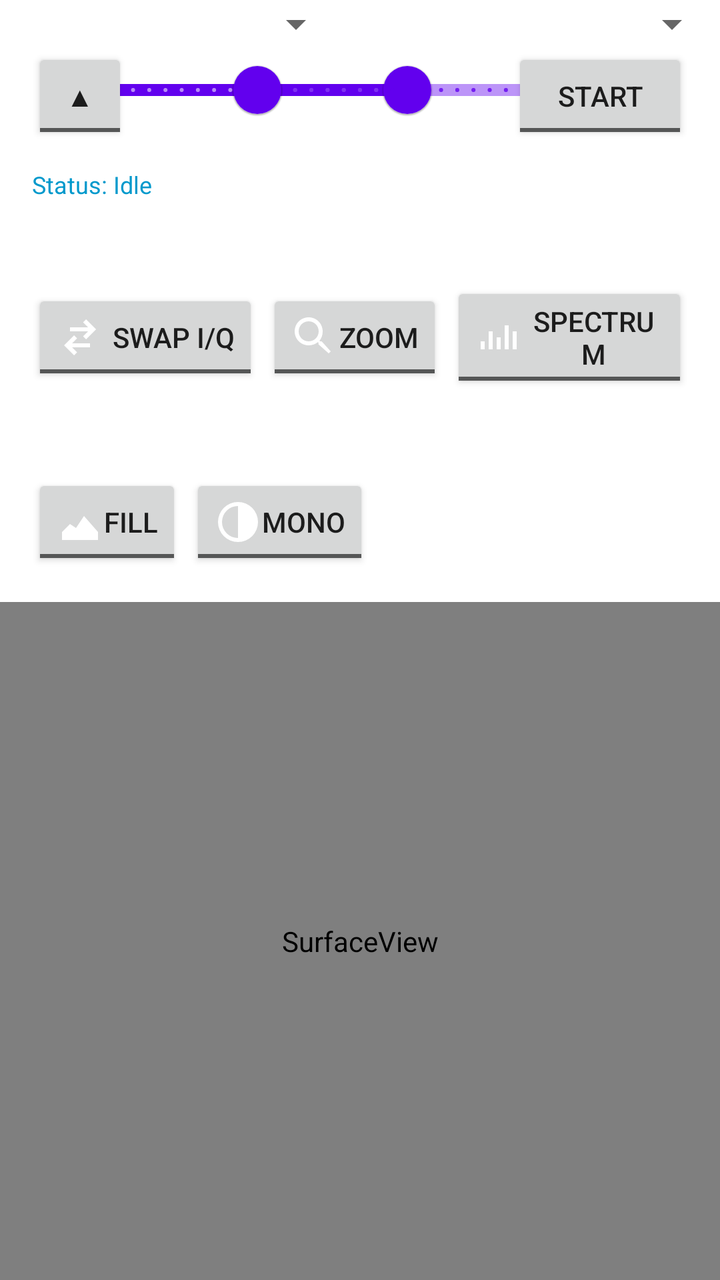
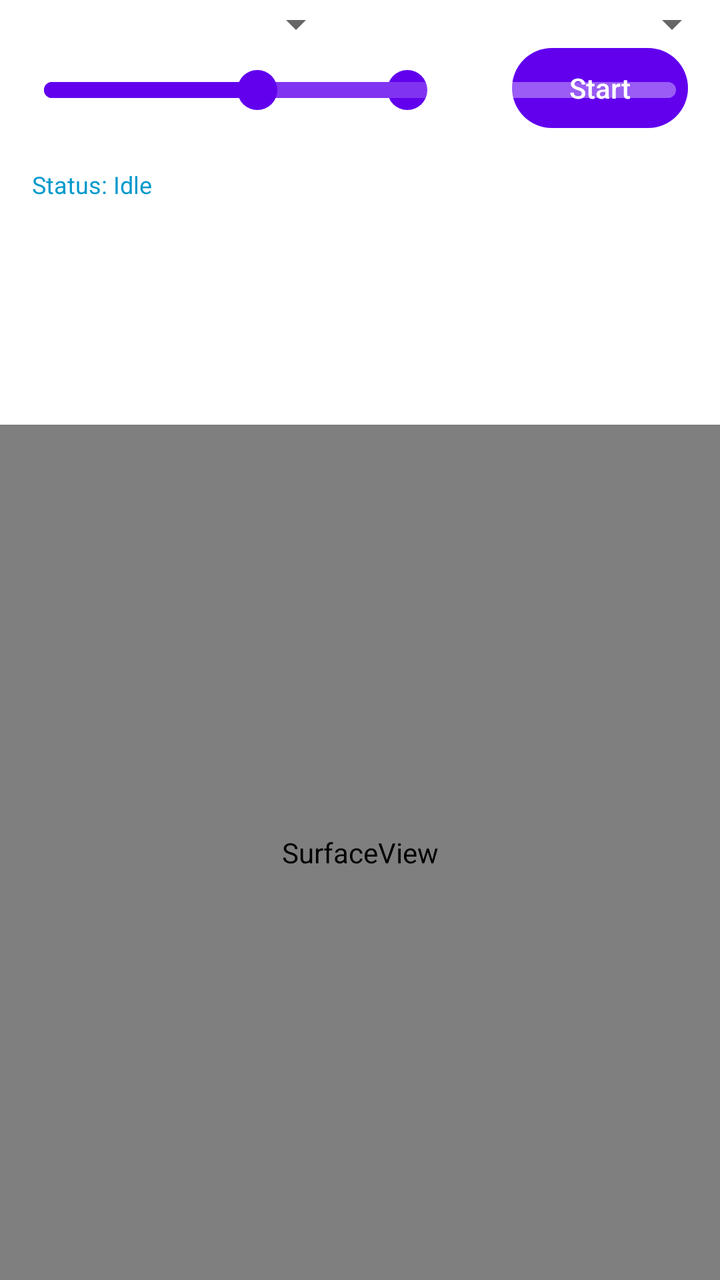

Screens rendered from an Android XML layout before and after an edit, with the pre-edit source and the edit as a unified diff.
<!-- AndroidManifest.xml: application theme Theme.BelkaRx -->
<!-- res/layout/activity_main.xml -->
<?xml version="1.0" encoding="utf-8"?>
<androidx.constraintlayout.widget.ConstraintLayout xmlns:android="http://schemas.android.com/apk/res/android"
    xmlns:app="http://schemas.android.com/apk/res-auto"
    xmlns:tools="http://schemas.android.com/tools"
    android:layout_width="match_parent"
    android:layout_height="match_parent"
    android:paddingTop="0dp"
    tools:context=".MainActivity">

    <ToggleButton
        android:id="@+id/toggleControlsButton"
        android:layout_width="48dp"
        android:layout_height="48dp"
        android:layout_marginStart="16dp"
        android:layout_marginTop="24dp"
        android:textOn="▲"
        android:textOff="▲"
        android:checked="false"
        android:textSize="14sp"
        android:padding="0dp"
        app:layout_constraintStart_toStartOf="parent"
        app:layout_constraintTop_toTopOf="parent" />

    <LinearLayout
        android:id="@+id/topBarCenterContainer"
        android:layout_width="0dp"
        android:layout_height="wrap_content"
        android:orientation="horizontal"
        android:layout_marginStart="8dp"
        android:layout_marginEnd="8dp"
        android:gravity="center_vertical"
        app:layout_constraintBottom_toBottomOf="@+id/toggleControlsButton"
        app:layout_constraintEnd_toStartOf="@+id/startStopButton"
        app:layout_constraintStart_toEndOf="@+id/toggleControlsButton"
        app:layout_constraintTop_toTopOf="@+id/toggleControlsButton" />

    <ToggleButton
        android:id="@+id/startStopButton"
        android:layout_width="wrap_content"
        android:layout_height="wrap_content"
        android:layout_marginTop="24dp"
        android:layout_marginEnd="16dp"
        android:textOn="Stop"
        android:textOff="Start"
        android:checked="false"
        app:layout_constraintEnd_toEndOf="parent"
        app:layout_constraintTop_toTopOf="parent" />

    <LinearLayout
        android:id="@+id/controlsContainer"
        android:layout_width="0dp"
        android:layout_height="wrap_content"
        android:orientation="vertical"
        android:layout_marginTop="12dp"
        app:layout_constraintStart_toStartOf="parent"
        app:layout_constraintEnd_toEndOf="parent"
        app:layout_constraintTop_toBottomOf="@+id/toggleControlsButton">

        <TextView
            android:id="@+id/statusText"
            android:layout_width="wrap_content"
            android:layout_height="wrap_content"
            android:layout_marginStart="16dp"
            android:layout_marginTop="0dp"
            android:text="Status: Idle"
            android:textSize="12sp"
            android:textColor="@android:color/holo_blue_dark" />

        <LinearLayout
            android:id="@+id/dropdownDynamicArea"
            android:layout_width="match_parent"
            android:layout_height="wrap_content"
            android:orientation="vertical" />

        <LinearLayout
            android:id="@+id/mainToggleContainer"
            android:layout_width="match_parent"
            android:layout_height="wrap_content"
            android:orientation="horizontal"
            android:layout_marginTop="8dp"
            android:layout_marginStart="16dp"
            android:layout_marginEnd="16dp"
            android:gravity="center_vertical">

            <ToggleButton
                android:id="@+id/swapIQToggle"
                android:layout_width="wrap_content"
                android:layout_height="wrap_content"
                android:checked="false"
                android:drawableStart="@drawable/ic_toggle_swap_iq"
                android:drawablePadding="4dp"
                android:textOff="Swap I/Q"
                android:textOn="Swap I/Q" />

            <ToggleButton
                android:id="@+id/zoomToggle"
                android:layout_width="wrap_content"
                android:layout_height="wrap_content"
                android:layout_marginStart="4dp"
                android:checked="false"
                android:contentDescription="Zoom"
                android:drawableStart="@drawable/ic_toggle_zoom"
                android:drawablePadding="0dp"
                android:minWidth="48dp"
                android:textOff="Zoom"
                android:textOn="Zoom" />

            <ToggleButton
                android:id="@+id/showSpectrumToggle"
                android:layout_width="wrap_content"
                android:layout_height="wrap_content"
                android:layout_marginStart="4dp"
                android:checked="false"
                android:contentDescription="Spectrum"
                android:drawableStart="@drawable/ic_toggle_spectrum"
                android:drawablePadding="0dp"
                android:minWidth="48dp"
                android:textOff="Spectrum"
                android:textOn="Spectrum" />

            <ToggleButton
                android:id="@+id/markerToggle"
                android:layout_width="wrap_content"
                android:layout_height="wrap_content"
                android:layout_marginStart="4dp"
                android:checked="false"
                android:minWidth="48dp"
                android:textOff="Marker"
                android:textOn="Marker" />

            <Button
                android:id="@+id/demodModeButton"
                android:layout_width="wrap_content"
                android:layout_height="wrap_content"
                android:layout_marginStart="4dp"
                android:minWidth="56dp"
                android:text="AM" />

        </LinearLayout>

        <LinearLayout
            android:id="@+id/spectrumOptionsContainer"
            android:layout_width="match_parent"
            android:layout_height="wrap_content"
            android:orientation="horizontal"
            android:layout_marginTop="8dp"
            android:layout_marginStart="16dp"
            android:layout_marginEnd="16dp"
            android:gravity="center_vertical">

            <ToggleButton
                android:id="@+id/spectrumFilledToggle"
                android:layout_width="wrap_content"
                android:layout_height="wrap_content"
                android:checked="false"
                android:contentDescription="Filled spectrum"
                android:drawableStart="@drawable/ic_toggle_filled"
                android:drawablePadding="0dp"
                android:minWidth="48dp"
                android:textOff="Fill"
                android:textOn="Fill" />

            <ToggleButton
                android:id="@+id/spectrumConstantColorToggle"
                android:layout_width="wrap_content"
                android:layout_height="wrap_content"
                android:layout_marginStart="4dp"
                android:checked="false"
                android:contentDescription="Monochrome spectrum"
                android:drawableStart="@drawable/ic_toggle_monochrome"
                android:drawablePadding="0dp"
                android:minWidth="48dp"
                android:textOff="Mono"
                android:textOn="Mono" />

        </LinearLayout>

    </LinearLayout>

    <SurfaceView
        android:id="@+id/waterfallSurface"
        android:layout_width="0dp"
        android:layout_height="0dp"
        android:layout_marginTop="16dp"
        app:layout_constraintBottom_toBottomOf="parent"
        app:layout_constraintEnd_toEndOf="parent"
        app:layout_constraintStart_toStartOf="parent"
        app:layout_constraintTop_toBottomOf="@+id/controlsContainer" />

    
    <LinearLayout
        android:id="@+id/spinnerContainer"
        android:layout_width="match_parent"
        android:layout_height="wrap_content"
        android:orientation="horizontal"
        tools:ignore="MissingConstraints">

        <Spinner
            android:id="@+id/deviceSpinner"
            android:layout_width="0dp"
            android:layout_height="wrap_content"
            android:layout_weight="1"
            android:layout_marginEnd="8dp" />

        <Spinner
            android:id="@+id/colorScaleSpinner"
            android:layout_width="0dp"
            android:layout_height="wrap_content"
            android:layout_weight="1"
            android:layout_marginStart="8dp" />
    </LinearLayout>

    <LinearLayout
        android:id="@+id/sensitivityView"
        android:layout_width="match_parent"
        android:layout_height="wrap_content"
        android:orientation="vertical"
        tools:ignore="MissingConstraints">
        <TextView
            android:id="@+id/sensitivityLabel"
            android:layout_width="wrap_content"
            android:layout_height="wrap_content"
            android:layout_marginStart="8dp"
            android:layout_marginTop="0dp"
            android:layout_marginBottom="2dp"
            android:text="Sensitivity"
            android:textColor="@android:color/white" />
        <com.google.android.material.slider.Slider
            android:id="@+id/sensitivitySeekBar"
            android:layout_width="match_parent"
            android:layout_height="wrap_content"
            android:layout_marginEnd="8dp"
            android:layout_marginStart="8dp"
            android:contentDescription="Sensitivity"
            android:valueFrom="0"
            android:valueTo="130"
            android:value="75"
            android:stepSize="1"
            app:haloRadius="20dp"
            app:thumbRadius="12dp"
            app:trackHeight="6dp" />
    </LinearLayout>

    <LinearLayout
        android:id="@+id/contrastView"
        android:layout_width="match_parent"
        android:layout_height="wrap_content"
        android:orientation="vertical"
        tools:ignore="MissingConstraints">
        <TextView
            android:id="@+id/contrastLabel"
            android:layout_width="wrap_content"
            android:layout_height="wrap_content"
            android:layout_marginStart="8dp"
            android:layout_marginTop="0dp"
            android:layout_marginBottom="2dp"
            android:text="Contrast"
            android:textColor="@android:color/white" />
        <com.google.android.material.slider.Slider
            android:id="@+id/contrastSeekBar"
            android:layout_width="match_parent"
            android:layout_height="wrap_content"
            android:layout_marginEnd="8dp"
            android:layout_marginStart="8dp"
            android:contentDescription="Contrast"
            android:valueFrom="0"
            android:valueTo="300"
            android:value="100"
            android:stepSize="1"
            app:haloRadius="20dp"
            app:thumbRadius="12dp"
            app:trackHeight="6dp" />
    </LinearLayout>

</androidx.constraintlayout.widget.ConstraintLayout>
<!-- resources referenced by this layout -->
<resources>
  <!-- drawable ic_toggle_filled (drawable) -->
  <vector xmlns:android="http://schemas.android.com/apk/res/android"
      android:width="24dp"
      android:height="24dp"
      android:viewportWidth="24"
      android:viewportHeight="24"
      android:tint="@android:color/white">
      <path
          android:fillColor="#FFFFFFFF"
          android:pathData="M3,19h18v2H3v-2z"/>
      <path
          android:fillColor="#FFFFFFFF"
          android:pathData="M3,17l4,-4l3,2l4,-6l7,8v2H3v-2z"/>
  </vector>
  <!-- drawable ic_toggle_monochrome (drawable) -->
  <vector xmlns:android="http://schemas.android.com/apk/res/android"
      android:width="24dp"
      android:height="24dp"
      android:viewportWidth="24"
      android:viewportHeight="24"
      android:tint="@android:color/white">
      <path
          android:fillColor="#FFFFFFFF"
          android:pathData="M12,2a10,10 0,1 0,0 20a10,10 0,1 0,0 -20zM12,4v16a8,8 0,0 1,0 -16z"/>
  </vector>
  <!-- drawable ic_toggle_spectrum (drawable) -->
  <vector xmlns:android="http://schemas.android.com/apk/res/android"
      android:width="24dp"
      android:height="24dp"
      android:viewportWidth="24"
      android:viewportHeight="24"
      android:tint="@android:color/white">
      <path
          android:fillColor="#FFFFFFFF"
          android:pathData="M3,18h2v-4H3v4zM7,18h2V9H7v9zM11,18h2v-6h-2v6zM15,18h2V6h-2v12zM19,18h2v-9h-2v9z"/>
  </vector>
  <!-- drawable ic_toggle_swap_iq (drawable) -->
  <vector xmlns:android="http://schemas.android.com/apk/res/android"
      android:width="24dp"
      android:height="24dp"
      android:viewportWidth="24"
      android:viewportHeight="24"
      android:tint="@android:color/white">
      <path
          android:fillColor="#FFFFFFFF"
          android:pathData="M7,7h9l-2.5,-2.5L15,3l5,5l-5,5l-1.5,-1.5L16,9H7V7z"/>
      <path
          android:fillColor="#FFFFFFFF"
          android:pathData="M17,17H8l2.5,2.5L9,21l-5,-5l5,-5l1.5,1.5L8,15h9v2z"/>
  </vector>
  <!-- drawable ic_toggle_zoom (drawable) -->
  <vector xmlns:android="http://schemas.android.com/apk/res/android"
      android:width="24dp"
      android:height="24dp"
      android:viewportWidth="24"
      android:viewportHeight="24"
      android:tint="@android:color/white">
      <path
          android:fillColor="#FFFFFFFF"
          android:pathData="M15.5,14h-0.8l-0.3,-0.3c1,-1.2 1.6,-2.8 1.6,-4.6C16,5.1 12.9,2 9,2S2,5.1 2,9s3.1,7 7,7c1.8,0 3.4,-0.6 4.6,-1.6l0.3,0.3v0.8L19,20l1,-1L15.5,14zM9,14c-2.8,0 -5,-2.2 -5,-5s2.2,-5 5,-5s5,2.2 5,5S11.8,14 9,14z"/>
  </vector>
  <!-- unchanged entries left out for length: 7 -->
</resources>

<!-- the commit's change to res/layout/activity_main.xml (unified diff, before → after) -->
@@ -8,6 +8,7 @@
     tools:context=".MainActivity">
 
     <ToggleButton
+        style="@style/Widget.BelkaRx.RoundButton"
         android:id="@+id/toggleControlsButton"
         android:layout_width="48dp"
         android:layout_height="48dp"
@@ -17,8 +18,7 @@
         android:textOff="▲"
         android:checked="false"
         android:textSize="14sp"
-        android:padding="0dp"
-        app:layout_constraintStart_toStartOf="parent"
+                app:layout_constraintStart_toStartOf="parent"
         app:layout_constraintTop_toTopOf="parent" />
 
     <LinearLayout
@@ -35,6 +35,7 @@
         app:layout_constraintTop_toTopOf="@+id/toggleControlsButton" />
 
     <ToggleButton
+        style="@style/Widget.BelkaRx.StartStop"
         android:id="@+id/startStopButton"
         android:layout_width="wrap_content"
         android:layout_height="wrap_content"
@@ -83,16 +84,17 @@
             android:gravity="center_vertical">
 
             <ToggleButton
+                style="@style/Widget.BelkaRx.Toggle"
                 android:id="@+id/swapIQToggle"
                 android:layout_width="wrap_content"
                 android:layout_height="wrap_content"
                 android:checked="false"
                 android:drawableStart="@drawable/ic_toggle_swap_iq"
-                android:drawablePadding="4dp"
                 android:textOff="Swap I/Q"
                 android:textOn="Swap I/Q" />
 
             <ToggleButton
+                style="@style/Widget.BelkaRx.Toggle"
                 android:id="@+id/zoomToggle"
                 android:layout_width="wrap_content"
                 android:layout_height="wrap_content"
@@ -100,12 +102,12 @@
                 android:checked="false"
                 android:contentDescription="Zoom"
                 android:drawableStart="@drawable/ic_toggle_zoom"
-                android:drawablePadding="0dp"
                 android:minWidth="48dp"
                 android:textOff="Zoom"
                 android:textOn="Zoom" />
 
             <ToggleButton
+                style="@style/Widget.BelkaRx.Toggle"
                 android:id="@+id/showSpectrumToggle"
                 android:layout_width="wrap_content"
                 android:layout_height="wrap_content"
@@ -113,12 +115,12 @@
                 android:checked="false"
                 android:contentDescription="Spectrum"
                 android:drawableStart="@drawable/ic_toggle_spectrum"
-                android:drawablePadding="0dp"
                 android:minWidth="48dp"
                 android:textOff="Spectrum"
                 android:textOn="Spectrum" />
 
             <ToggleButton
+                style="@style/Widget.BelkaRx.Toggle"
                 android:id="@+id/markerToggle"
                 android:layout_width="wrap_content"
                 android:layout_height="wrap_content"
@@ -129,6 +131,7 @@
                 android:textOn="Marker" />
 
             <Button
+                style="@style/Widget.BelkaRx.ModeButton"
                 android:id="@+id/demodModeButton"
                 android:layout_width="wrap_content"
                 android:layout_height="wrap_content"
@@ -149,18 +152,19 @@
             android:gravity="center_vertical">
 
             <ToggleButton
+                style="@style/Widget.BelkaRx.Toggle"
                 android:id="@+id/spectrumFilledToggle"
                 android:layout_width="wrap_content"
                 android:layout_height="wrap_content"
                 android:checked="false"
                 android:contentDescription="Filled spectrum"
                 android:drawableStart="@drawable/ic_toggle_filled"
-                android:drawablePadding="0dp"
                 android:minWidth="48dp"
                 android:textOff="Fill"
                 android:textOn="Fill" />
 
             <ToggleButton
+                style="@style/Widget.BelkaRx.Toggle"
                 android:id="@+id/spectrumConstantColorToggle"
                 android:layout_width="wrap_content"
                 android:layout_height="wrap_content"
@@ -168,7 +172,6 @@
                 android:checked="false"
                 android:contentDescription="Monochrome spectrum"
                 android:drawableStart="@drawable/ic_toggle_monochrome"
-                android:drawablePadding="0dp"
                 android:minWidth="48dp"
                 android:textOff="Mono"
                 android:textOn="Mono" />
@@ -226,6 +229,7 @@
             android:text="Sensitivity"
             android:textColor="@android:color/white" />
         <com.google.android.material.slider.Slider
+            style="@style/Widget.BelkaRx.Slider"
             android:id="@+id/sensitivitySeekBar"
             android:layout_width="match_parent"
             android:layout_height="wrap_content"
@@ -235,10 +239,7 @@
             android:valueFrom="0"
             android:valueTo="130"
             android:value="75"
-            android:stepSize="1"
-            app:haloRadius="20dp"
-            app:thumbRadius="12dp"
-            app:trackHeight="6dp" />
+            android:stepSize="1" />
     </LinearLayout>
 
     <LinearLayout
@@ -257,6 +258,7 @@
             android:text="Contrast"
             android:textColor="@android:color/white" />
         <com.google.android.material.slider.Slider
+            style="@style/Widget.BelkaRx.Slider"
             android:id="@+id/contrastSeekBar"
             android:layout_width="match_parent"
             android:layout_height="wrap_content"
@@ -266,10 +268,7 @@
             android:valueFrom="0"
             android:valueTo="300"
             android:value="100"
-            android:stepSize="1"
-            app:haloRadius="20dp"
-            app:thumbRadius="12dp"
-            app:trackHeight="6dp" />
+            android:stepSize="1" />
     </LinearLayout>
 
 </androidx.constraintlayout.widget.ConstraintLayout>
<!-- resource entries referenced after the edit -->
@@ -2,8 +2,8 @@
 <resources>
   <!-- drawable ic_toggle_filled (drawable) -->
   <vector xmlns:android="http://schemas.android.com/apk/res/android"
-      android:width="24dp"
-      android:height="24dp"
+      android:width="18dp"
+      android:height="18dp"
       android:viewportWidth="24"
       android:viewportHeight="24"
       android:tint="@android:color/white">
@@ -16,8 +16,8 @@
   </vector>
   <!-- drawable ic_toggle_monochrome (drawable) -->
   <vector xmlns:android="http://schemas.android.com/apk/res/android"
-      android:width="24dp"
-      android:height="24dp"
+      android:width="18dp"
+      android:height="18dp"
       android:viewportWidth="24"
       android:viewportHeight="24"
       android:tint="@android:color/white">
@@ -27,8 +27,8 @@
   </vector>
   <!-- drawable ic_toggle_spectrum (drawable) -->
   <vector xmlns:android="http://schemas.android.com/apk/res/android"
-      android:width="24dp"
-      android:height="24dp"
+      android:width="18dp"
+      android:height="18dp"
       android:viewportWidth="24"
       android:viewportHeight="24"
       android:tint="@android:color/white">
@@ -38,8 +38,8 @@
   </vector>
   <!-- drawable ic_toggle_swap_iq (drawable) -->
   <vector xmlns:android="http://schemas.android.com/apk/res/android"
-      android:width="24dp"
-      android:height="24dp"
+      android:width="18dp"
+      android:height="18dp"
       android:viewportWidth="24"
       android:viewportHeight="24"
       android:tint="@android:color/white">
@@ -52,8 +52,8 @@
   </vector>
   <!-- drawable ic_toggle_zoom (drawable) -->
   <vector xmlns:android="http://schemas.android.com/apk/res/android"
-      android:width="24dp"
-      android:height="24dp"
+      android:width="18dp"
+      android:height="18dp"
       android:viewportWidth="24"
       android:viewportHeight="24"
       android:tint="@android:color/white">
@@ -61,6 +61,114 @@
           android:fillColor="#FFFFFFFF"
           android:pathData="M15.5,14h-0.8l-0.3,-0.3c1,-1.2 1.6,-2.8 1.6,-4.6C16,5.1 12.9,2 9,2S2,5.1 2,9s3.1,7 7,7c1.8,0 3.4,-0.6 4.6,-1.6l0.3,0.3v0.8L19,20l1,-1L15.5,14zM9,14c-2.8,0 -5,-2.2 -5,-5s2.2,-5 5,-5s5,2.2 5,5S11.8,14 9,14z"/>
   </vector>
+  <style name="Widget.BelkaRx.ModeButton" parent="Widget.MaterialComponents.Button.OutlinedButton">
+          <item name="android:textAllCaps">false</item>
+          <item name="android:textColor">?attr/colorPrimary</item>
+          <item name="android:minHeight">40dp</item>
+          <item name="android:insetTop">0dp</item>
+          <item name="android:insetBottom">0dp</item>
+          <item name="android:paddingStart">12dp</item>
+          <item name="android:paddingEnd">12dp</item>
+          <item name="cornerRadius">100dp</item>
+          <item name="android:maxLines">1</item>
+          <item name="strokeColor">?attr/colorPrimary</item>
+          <item name="strokeWidth">1dp</item>
+          <item name="rippleColor">#33BB86FC</item>
+      </style>
+  <style name="Widget.BelkaRx.RoundButton" parent="Widget.BelkaRx.Toggle">
+          <item name="android:background">@drawable/bg_round_button</item>
+          <item name="android:textColor">@android:color/white</item>
+          <item name="android:paddingStart">0dp</item>
+          <item name="android:paddingEnd">0dp</item>
+      </style>
+  <style name="Widget.BelkaRx.Slider" parent="Widget.MaterialComponents.Slider">
+          <item name="trackHeight">8dp</item>
+          <item name="thumbRadius">10dp</item>
+          <item name="haloRadius">20dp</item>
+          <item name="thumbElevation">0dp</item>
+          <item name="tickVisible">false</item>
+          <item name="thumbColor">?attr/colorPrimary</item>
+          <item name="trackColorActive">?attr/colorPrimary</item>
+          <item name="trackColorInactive">#33FFFFFF</item>
+          <item name="haloColor">#33BB86FC</item>
+      </style>
+  <style name="Widget.BelkaRx.StartStop" parent="Widget.BelkaRx.Toggle">
+          <item name="android:background">@drawable/bg_start_stop</item>
+          <item name="android:textColor">?attr/colorOnPrimary</item>
+          <item name="android:minWidth">88dp</item>
+          <item name="android:paddingStart">20dp</item>
+          <item name="android:paddingEnd">20dp</item>
+      </style>
+  <style name="Widget.BelkaRx.Toggle" parent="">
+          <item name="android:background">@drawable/bg_toggle</item>
+          <item name="android:textColor">@color/toggle_text</item>
+          <item name="android:drawableTint">@color/toggle_text</item>
+          <item name="android:drawablePadding">4dp</item>
+          <item name="android:textAllCaps">false</item>
+          <item name="android:fontFamily">sans-serif-medium</item>
+          <item name="android:textSize">14sp</item>
+          <item name="android:minHeight">40dp</item>
+          <item name="android:minWidth">48dp</item>
+          <item name="android:paddingStart">10dp</item>
+          <item name="android:paddingEnd">12dp</item>
+          <item name="android:gravity">center</item>
+          <item name="android:maxLines">1</item>
+          <item name="android:stateListAnimator">@null</item>
+      </style>
+  <!-- drawable bg_round_button (drawable) -->
+  <?xml version="1.0" encoding="utf-8"?>
+  <ripple xmlns:android="http://schemas.android.com/apk/res/android"
+      android:color="#33FFFFFF">
+      <item>
+          <shape android:shape="oval">
+              <solid android:color="#14FFFFFF" />
+              <stroke android:width="1dp" android:color="#40FFFFFF" />
+          </shape>
+      </item>
+  </ripple>
+  <!-- drawable bg_start_stop (drawable) -->
+  <?xml version="1.0" encoding="utf-8"?>
+  <ripple xmlns:android="http://schemas.android.com/apk/res/android"
+      android:color="#33000000">
+      <item>
+          <selector>
+              <item android:state_checked="true">
+                  <shape android:shape="rectangle">
+                      <corners android:radius="100dp" />
+                      <solid android:color="#FFCF6679" />
+                  </shape>
+              </item>
+              <item>
+                  <shape android:shape="rectangle">
+                      <corners android:radius="100dp" />
+                      <solid android:color="?attr/colorPrimary" />
+                  </shape>
+              </item>
+          </selector>
+      </item>
+  </ripple>
+  <!-- drawable bg_toggle (drawable) -->
+  <?xml version="1.0" encoding="utf-8"?>
+  <ripple xmlns:android="http://schemas.android.com/apk/res/android"
+      android:color="#33FFFFFF">
+      <item>
+          <selector>
+              <item android:state_checked="true">
+                  <shape android:shape="rectangle">
+                      <corners android:radius="100dp" />
+                      <solid android:color="?attr/colorPrimary" />
+                  </shape>
+              </item>
+              <item>
+                  <shape android:shape="rectangle">
+                      <corners android:radius="100dp" />
+                      <solid android:color="#14FFFFFF" />
+                      <stroke android:width="1dp" android:color="#40FFFFFF" />
+                  </shape>
+              </item>
+          </selector>
+      </item>
+  </ripple>
   <!-- unchanged entries left out for length: 7 -->
 </resources>
 
